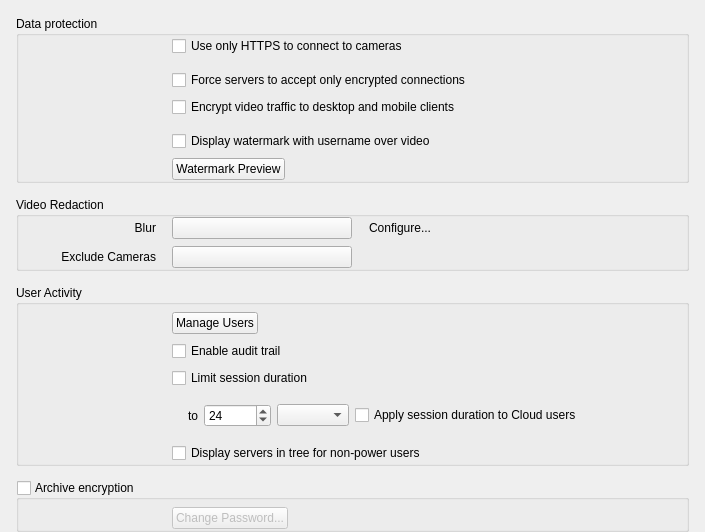
Old version of the form vms/client/nx_vms_client_desktop/src/nx/vms/client/desktop/system_administration/widgets/security_settings_widget.ui in the repository networkoptix/nx_open.
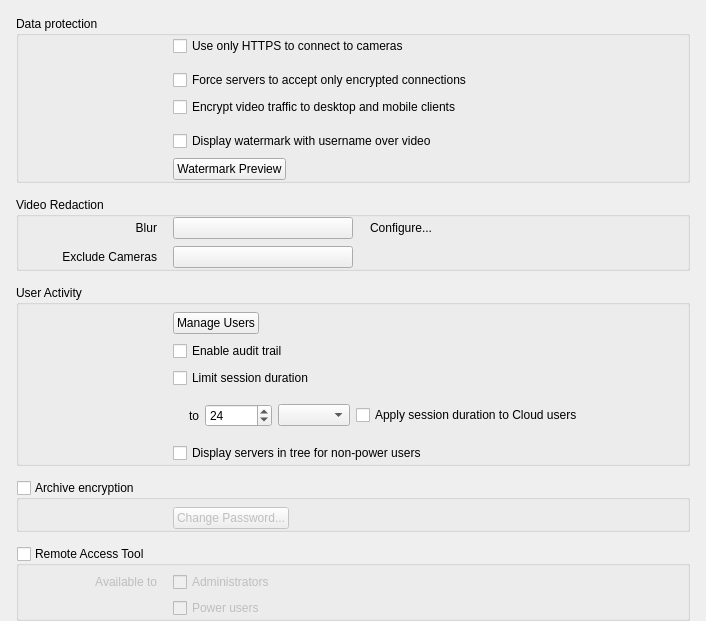
New version of the form. Custom widgets are drawn as their Qt base class.

Commit message: VMS-52085: Use system setting to enable Remote Access

What changed in the file:
```diff
--- a/vms/client/nx_vms_client_desktop/src/nx/vms/client/desktop/system_administration/widgets/security_settings_widget.ui
+++ b/vms/client/nx_vms_client_desktop/src/nx/vms/client/desktop/system_administration/widgets/security_settings_widget.ui
@@ -6,8 +6,8 @@
    <rect>
     <x>0</x>
     <y>0</y>
-    <width>705</width>
-    <height>511</height>
+    <width>706</width>
+    <height>587</height>
    </rect>
   </property>
   <property name="sizePolicy">
@@ -40,7 +40,7 @@
        <verstretch>0</verstretch>
       </sizepolicy>
      </property>
-     <layout class="QVBoxLayout" name="verticalLayout_5" stretch="0,0,0,0">
+     <layout class="QVBoxLayout" name="verticalLayout_5" stretch="0,0,0,0,0">
       <property name="spacing">
        <number>14</number>
       </property>
@@ -596,6 +596,117 @@
         </layout>
        </widget>
       </item>
+      <item>
+       <widget class="QGroupBox" name="remoteAccessToolGroupBox">
+        <property name="title">
+         <string>Remote Access Tool</string>
+        </property>
+        <property name="flat">
+         <bool>true</bool>
+        </property>
+        <property name="checkable">
+         <bool>true</bool>
+        </property>
+        <property name="checked">
+         <bool>false</bool>
+        </property>
+        <layout class="QVBoxLayout" name="verticalLayout">
+         <property name="leftMargin">
+          <number>0</number>
+         </property>
+         <property name="topMargin">
+          <number>0</number>
+         </property>
+         <property name="rightMargin">
+          <number>0</number>
+         </property>
+         <property name="bottomMargin">
+          <number>0</number>
+         </property>
+         <item>
+          <widget class="nx::vms::client::desktop::AlertLabel" name="additionalConfigurationLabel" native="true"/>
+         </item>
+         <item>
+          <widget class="QWidget" name="remoteAccessWidget" native="true">
+           <property name="minimumSize">
+            <size>
+             <width>0</width>
+             <height>0</height>
+            </size>
+           </property>
+           <layout class="QGridLayout" name="gridLayout_6" columnstretch="23,77">
+            <property name="leftMargin">
+             <number>0</number>
+            </property>
+            <property name="topMargin">
+             <number>0</number>
+            </property>
+            <property name="rightMargin">
+             <number>0</number>
+            </property>
+            <property name="bottomMargin">
+             <number>0</number>
+            </property>
+            <property name="horizontalSpacing">
+             <number>0</number>
+            </property>
+            <item row="0" column="1">
+             <widget class="QCheckBox" name="administratorsCheckBox">
+              <property name="text">
+               <string>Administrators</string>
+              </property>
+             </widget>
+            </item>
+            <item row="0" column="0">
+             <widget class="QWidget" name="availableToWidget" native="true">
+              <property name="minimumSize">
+               <size>
+                <width>0</width>
+                <height>0</height>
+               </size>
+              </property>
+              <layout class="QHBoxLayout" name="horizontalLayout_4">
+               <property name="spacing">
+                <number>0</number>
+               </property>
+               <property name="leftMargin">
+                <number>0</number>
+               </property>
+               <property name="topMargin">
+                <number>0</number>
+               </property>
+               <property name="rightMargin">
+                <number>16</number>
+               </property>
+               <property name="bottomMargin">
+                <number>0</number>
+               </property>
+               <item>
+                <widget class="QLabel" name="availableToLabel">
+                 <property name="text">
+                  <string>Available to</string>
+                 </property>
+                 <property name="alignment">
+                  <set>Qt::AlignRight|Qt::AlignTrailing|Qt::AlignVCenter</set>
+                 </property>
+                </widget>
+               </item>
+              </layout>
+             </widget>
+            </item>
+            <item row="1" column="1">
+             <widget class="QCheckBox" name="powerUsersCheckBox">
+              <property name="text">
+               <string>Power users</string>
+              </property>
+             </widget>
+            </item>
+           </layout>
+          </widget>
+         </item>
+        </layout>
+       </widget>
+      </item>
      </layout>
     </widget>
    </item>
```
The commit also changes 12 other files.
